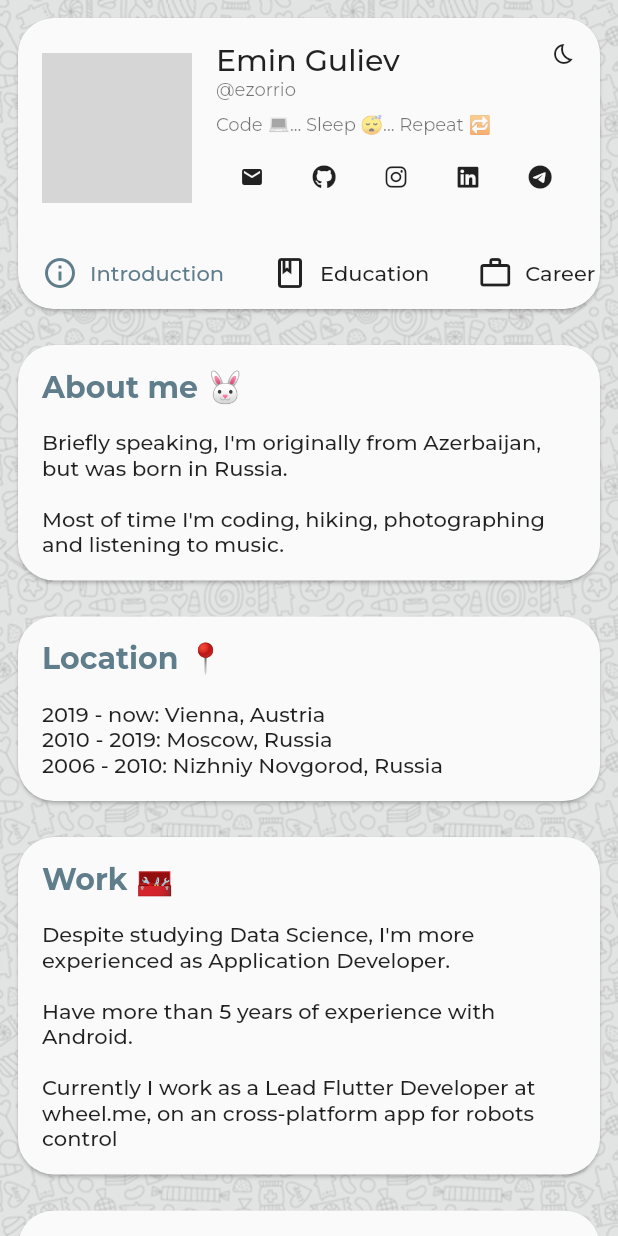
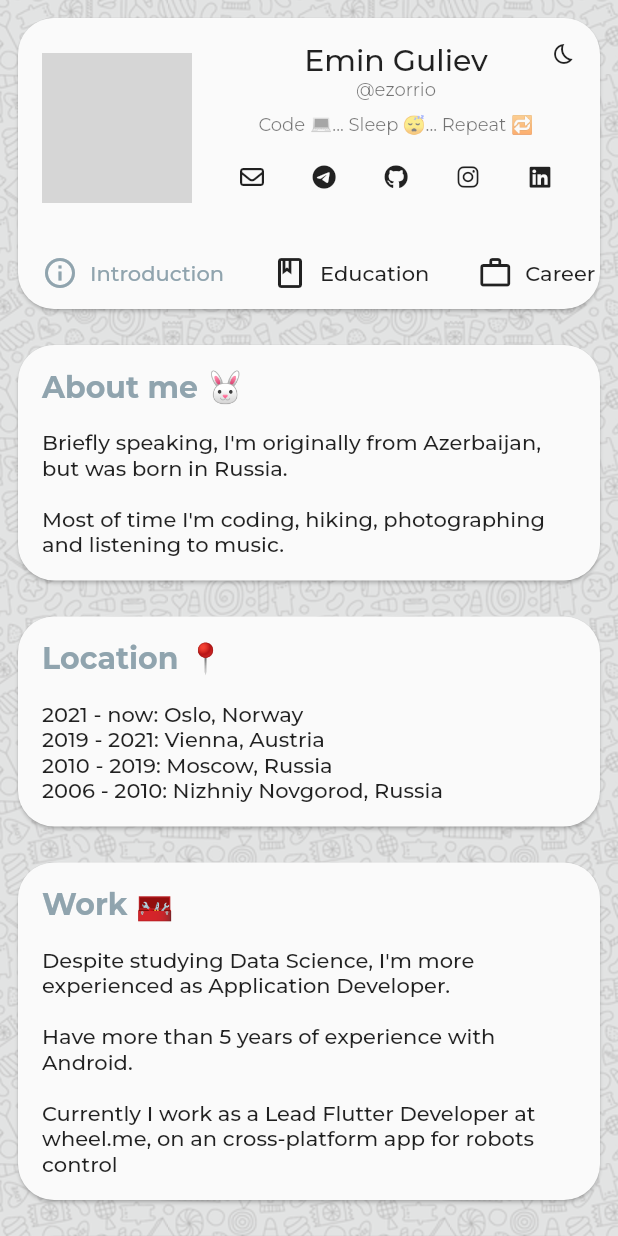
Before and after one commit to ezorrio/ezorrio.dev, a Flutter app: the screen it shows after launch, on a phone screen of 412 x 824 dp. Run offline on Flutter 3.47's test engine with Material 2 defaults, Android fonts, the light colour scheme and no system bars; our stand-ins replace bloc, flutter_bloc, font_awesome_flutter, freezed_annotation, google_fonts, shared_preferences; network calls fail; grey boxes are pictures that could not be loaded.

Commit message:
chore: Minor fixes. Build with beta channel

```diff
--- a/lib/Themes.dart
+++ b/lib/Themes.dart
@@ -2,7 +2,7 @@ import 'package:flutter/material.dart';
 import 'package:google_fonts/google_fonts.dart';
 
 class AppColors {
-  static var primary = Colors.blueGrey;
+  static var primary = Colors.blueGrey.shade300;
 }
 
 class Themes {
--- a/lib/model/AppPlace.dart
+++ b/lib/model/AppPlace.dart
@@ -1,4 +1,4 @@
-import 'package:flutter/cupertino.dart';
+import 'package:flutter/material.dart';
 
 class AppPlace {
   String title;
--- a/lib/resource/DataRepository.dart
+++ b/lib/resource/DataRepository.dart
@@ -5,10 +5,10 @@ import 'package:ezorrio_dev/model/Work.dart';
 class DataRepository {
   String name = 'Emin Guliev';
   String photo =
-      'https://avatars.githubusercontent.com/u/4018146?s=400&u=33d89b21c8687275af0be897a1baaa6e87babe39&v=4';
+      'https://avatars.githubusercontent.com/u/4018146?s=100&u=33d89b21c8687275af0be897a1baaa6e87babe39&v=4';
   DateTime birth = DateTime(1998, 1, 3);
   String nickname = 'ezorrio';
-  String location = 'Vienna, Austria';
+  String location = 'Oslo, Norway';
   String bio = 'Code 💻... Sleep 😴... Repeat 🔁';
   String studyPlace = 'University of Vienna';
   String studyField = 'MSc Data Science';
--- a/lib/ui/page/IntroPage.dart
+++ b/lib/ui/page/IntroPage.dart
@@ -31,7 +31,8 @@ class IntroPageState extends State<IntroPage> {
         context: context,
         title: 'Location 📍',
         content: Text(
-          '2019 - now: Vienna, Austria\n'
+          '2021 - now: Oslo, Norway\n'
+          '2019 - 2021: Vienna, Austria\n'
           '2010 - 2019: Moscow, Russia\n'
           '2006 - 2010: Nizhniy Novgorod, Russia',
           style: context.textStyleBody1,
--- a/lib/ui/page/ProjectsPage.dart
+++ b/lib/ui/page/ProjectsPage.dart
@@ -19,6 +19,7 @@ class ProjectsPage extends StatelessWidget {
         child: AppWidgets.infoCard(
           context: context,
           title: project.title,
+          link: project.link,
           content: Column(
             mainAxisSize: MainAxisSize.min,
             crossAxisAlignment: CrossAxisAlignment.start,
--- a/lib/ui/page/WorkPage.dart
+++ b/lib/ui/page/WorkPage.dart
@@ -44,6 +44,7 @@ class WorkPage extends StatelessWidget {
         child: AppWidgets.infoCard(
           context: context,
           title: work.company,
+          link: work.link,
           content: Column(
             crossAxisAlignment: CrossAxisAlignment.start,
             mainAxisSize: MainAxisSize.min,
--- a/lib/ui/widget/AppWidgets.dart
+++ b/lib/ui/widget/AppWidgets.dart
@@ -5,6 +5,7 @@ import 'package:ezorrio_dev/bloc/appearance/AppearanceState.dart';
 import 'package:ezorrio_dev/utils/AppUtils.dart';
 import 'package:flutter/material.dart';
 import 'package:flutter_bloc/flutter_bloc.dart';
+import 'package:font_awesome_flutter/font_awesome_flutter.dart';
 import 'package:url_launcher/url_launcher.dart';
 
 class AppWidgets {
@@ -19,6 +20,7 @@ class AppWidgets {
     required BuildContext context,
     required String title,
     required Widget content,
+    String? link,
   }) =>
       Card(
         clipBehavior: Clip.antiAlias,
@@ -28,10 +30,26 @@ class AppWidgets {
             crossAxisAlignment: CrossAxisAlignment.start,
             mainAxisSize: MainAxisSize.min,
             children: [
-              Text(title,
-                  style: context.textStyleTitle.copyWith(
-                      color: context.primaryColor,
-                      fontWeight: FontWeight.bold)),
+              Row(
+                children: [
+                  Expanded(
+                    child: Text(title,
+                        style: context.textStyleTitle.copyWith(
+                            color: context.primaryColor,
+                            fontWeight: FontWeight.bold)),
+                  ),
+                  if (link != null)
+                    InkWell(
+                      onTap: () async => await canLaunch(link)
+                          ? await launch(link)
+                          : throw 'Could not launch $link',
+                      child: const FaIcon(
+                        FontAwesomeIcons.link,
+                        size: 16,
+                      ),
+                    ),
+                ],
+              ),
               const SizedBox(height: 16),
               content,
             ],
--- a/lib/ui/widget/BaseLayout.dart
+++ b/lib/ui/widget/BaseLayout.dart
@@ -65,14 +65,10 @@ class BaseLayoutState extends State<BaseLayout> {
             ),
           ),
           BlocBuilder<NavigationBloc, NavigationState>(
-            builder: (context, state) => Column(
-              children: [
-                AppUtils.isCompact(context: context)
-                    ? mobileLayout(page: state.currentPage)
-                    : desktopLayout(page: state.currentPage),
-              ],
-            ),
-          )
+            builder: (context, state) => AppUtils.isCompact(context: context)
+                ? mobileLayout(page: state.currentPage)
+                : desktopLayout(page: state.currentPage),
+          ),
         ],
       );
 }
--- a/lib/ui/widget/MenuWidget.dart
+++ b/lib/ui/widget/MenuWidget.dart
@@ -74,6 +74,8 @@ class MenuWidgetState extends State<MenuWidget> {
       AppWidgets.conditionalPadding(
         context: context,
         child: Card(
+          clipBehavior: Clip.antiAlias,
+          borderOnForeground: false,
           child: Column(
             mainAxisSize: MainAxisSize.min,
             children: [
@@ -117,6 +119,7 @@ class MenuWidgetState extends State<MenuWidget> {
           ),
           const SizedBox(height: 8),
           Card(
+            clipBehavior: Clip.antiAlias,
             child: ListView.builder(
               shrinkWrap: true,
               scrollDirection:
--- a/lib/ui/widget/ProfileHeader.dart
+++ b/lib/ui/widget/ProfileHeader.dart
@@ -49,7 +49,7 @@ class ProfileHeader extends StatelessWidget {
               padding: const EdgeInsets.all(8.0),
               child: Column(
                 mainAxisAlignment: MainAxisAlignment.spaceEvenly,
-                crossAxisAlignment: CrossAxisAlignment.start,
+                crossAxisAlignment: CrossAxisAlignment.center,
                 children: [
                   Text(name, style: context.textStyleTitle),
                   // SizedBox(height: 4),
--- a/lib/ui/widget/SocialNetworks.dart
+++ b/lib/ui/widget/SocialNetworks.dart
@@ -17,7 +17,7 @@ class SocialNetworks extends StatelessWidget {
   final IconData telegramIcon = FontAwesomeIcons.telegram;
   final IconData linkedinIcon = FontAwesomeIcons.linkedin;
   final IconData githubIcon = FontAwesomeIcons.github;
-  final IconData emailIcon = Icons.email;
+  final IconData emailIcon = FontAwesomeIcons.envelope;
 
   const SocialNetworks(
       {required this.twitter,
@@ -32,6 +32,8 @@ class SocialNetworks extends StatelessWidget {
 
   Widget socialNetworkButton({required IconData icon, required String link}) =>
       IconButton(
+        padding: EdgeInsets.zero,
+        iconSize: 16,
         icon: FaIcon(
           icon,
           size: 16,
@@ -43,14 +45,15 @@ class SocialNetworks extends StatelessWidget {
 
   @override
   Widget build(BuildContext context) => Row(
-        mainAxisAlignment: MainAxisAlignment.spaceAround,
+        mainAxisSize: MainAxisSize.min,
+        // mainAxisAlignment: MainAxisAlignment.spaceAround,
         children: [
           socialNetworkButton(icon: emailIcon, link: email),
+          socialNetworkButton(icon: telegramIcon, link: telegram),
+          socialNetworkButton(icon: githubIcon, link: github),
           // socialNetworkButton(icon: facebookIcon, link: facebook),
-          socialNetworkButton(icon: githubIcon, link: github),
           socialNetworkButton(icon: instagramIcon, link: instagram),
           socialNetworkButton(icon: linkedinIcon, link: linkedin),
-          socialNetworkButton(icon: telegramIcon, link: telegram),
         ],
       );
 }
--- a/lib/utils/AppUtils.dart
+++ b/lib/utils/AppUtils.dart
@@ -13,8 +13,8 @@ class AppUtils {
       FocusScope.of(context).requestFocus(FocusNode());
 
   static String formatTime(DateTime? time) => time != null
-      ? time == DateTime.now()
-          ? 'Today'
+      ? time.difference(DateTime.now()) < const Duration(days: 1)
+          ? 'now'
           : DateFormat('yyyy/MM').format(time)
       : '?';
 }
```
Also changed, not shown: pubspec.lock, 1 other file.
